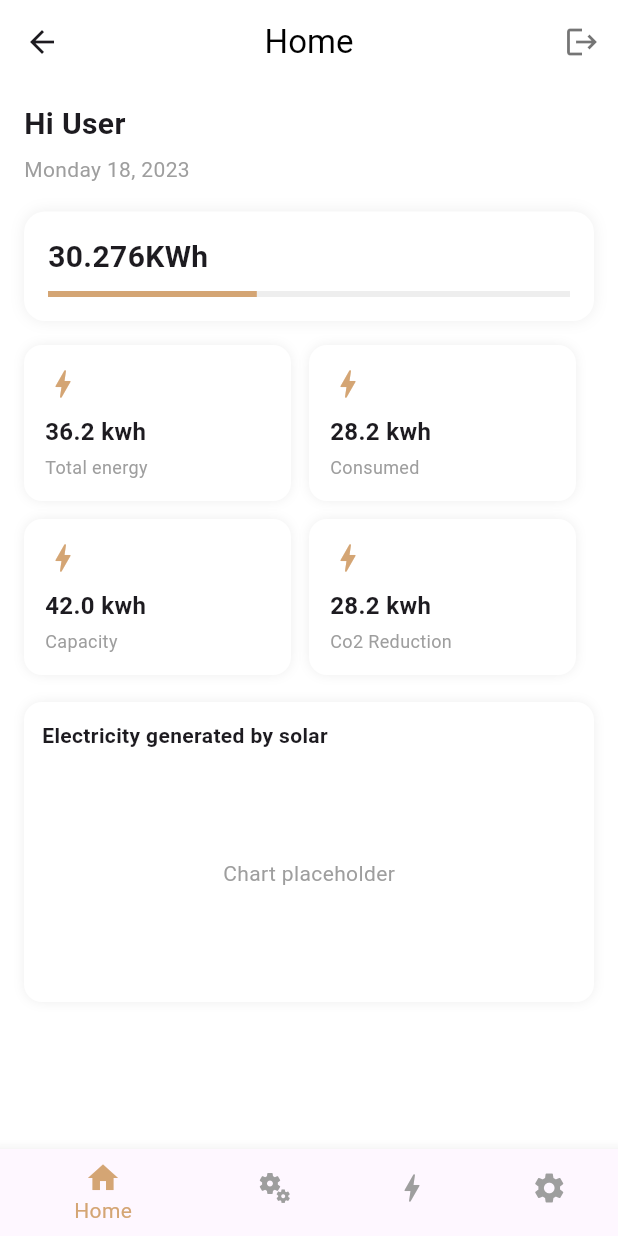
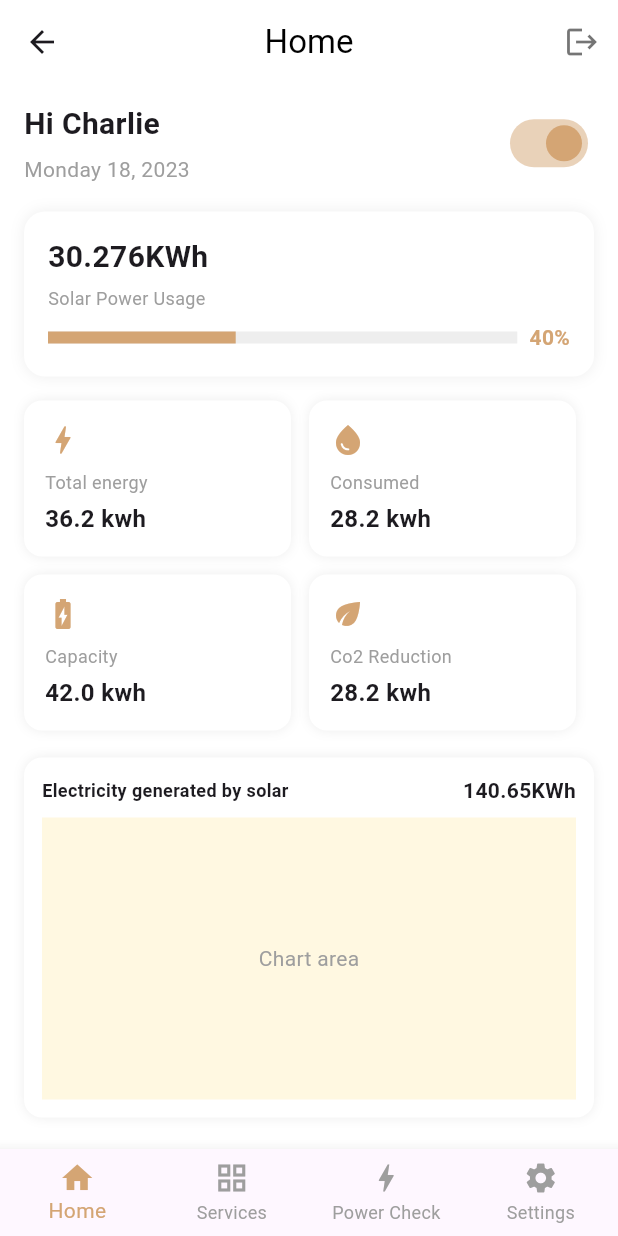
Before and after one commit to muzzdenz/solarease, a Flutter app: the HomeScreen screen opened by its route, on a phone screen of 412 x 824 dp. Run offline on Flutter 3.47's test engine with Material 3 defaults, Android fonts, the phone set to English and light mode, and no system bars; our stand-ins replace shared_preferences; accounts and stored records are empty.

Commit message:
ServicePlan

```diff
--- a/lib/config/routes.dart
+++ b/lib/config/routes.dart
@@ -4,6 +4,7 @@ import '../screens/auth/login_screen.dart';
 import '../screens/auth/signup_screen.dart';
 import '../screens/auth/forgot_password_screen.dart';
 import '../screens/home/home_screen.dart';
+import '../screens/service/service_plans_screen.dart';
 
 class AppRoutes {
   static const String splash = '/';
@@ -11,6 +12,7 @@ class AppRoutes {
   static const String signup = '/signup';
   static const String forgotPassword = '/forgot_password';
   static const String home = '/home';
+  static const String servicePlans = '/service_plans';
 
   static Map<String, WidgetBuilder> get routes {
     return {
@@ -19,6 +21,7 @@ class AppRoutes {
       signup: (context) => const SignupScreen(),
       forgotPassword: (context) => const ForgotPasswordScreen(),
       home: (context) => const HomeScreen(),
+      servicePlans: (context) => const ServicePlansScreen(),
     };
   }
 }
--- a/lib/screens/home/home_screen.dart
+++ b/lib/screens/home/home_screen.dart
@@ -12,6 +12,7 @@ class HomeScreen extends StatefulWidget {
 
 class _HomeScreenState extends State<HomeScreen> {
   String userPhone = '';
+  int _selectedIndex = 0;
 
   @override
   void initState() {
@@ -33,6 +34,16 @@ class _HomeScreenState extends State<HomeScreen> {
     Navigator.pushReplacementNamed(context, AppRoutes.login);
   }
 
+  void _onNavTap(int index) {
+    setState(() {
+      _selectedIndex = index;
+    });
+
+    if (index == 1) {
+      Navigator.pushNamed(context, AppRoutes.servicePlans);
+    }
+  }
+
   @override
   Widget build(BuildContext context) {
     return Scaffold(
@@ -52,12 +63,26 @@ class _HomeScreenState extends State<HomeScreen> {
         child: Column(
           crossAxisAlignment: CrossAxisAlignment.start,
           children: [
-            Text('Hi ${userPhone.isNotEmpty ? userPhone : 'User'}',
-                style: const TextStyle(fontSize: 20, fontWeight: FontWeight.bold)),
-            const SizedBox(height: 6),
-            const Text('Monday 18, 2023', style: TextStyle(color: Colors.grey)),
+            Row(
+              mainAxisAlignment: MainAxisAlignment.spaceBetween,
+              children: [
+                Column(
+                  crossAxisAlignment: CrossAxisAlignment.start,
+                  children: [
+                    Text('Hi ${userPhone.isNotEmpty ? userPhone : 'Charlie'}',
+                        style: const TextStyle(fontSize: 20, fontWeight: FontWeight.bold)),
+                    const SizedBox(height: 6),
+                    const Text('Monday 18, 2023', style: TextStyle(color: Colors.grey)),
+                  ],
+                ),
+                Switch(
+                  value: true,
+                  onChanged: (val) {},
+                  activeColor: AppTheme.primaryGold,
+                ),
+              ],
+            ),
             const SizedBox(height: 18),
-            // Top card
             Container(
               width: double.infinity,
               padding: const EdgeInsets.all(16),
@@ -70,17 +95,35 @@ class _HomeScreenState extends State<HomeScreen> {
                 crossAxisAlignment: CrossAxisAlignment.start,
                 children: [
                   const Text('30.276KWh', style: TextStyle(fontSize: 20, fontWeight: FontWeight.bold)),
+                  const SizedBox(height: 4),
+                  const Text('Solar Power Usage', style: TextStyle(color: Colors.grey, fontSize: 12)),
                   const SizedBox(height: 8),
-                  LinearProgressIndicator(value: 0.4, color: AppTheme.primaryGold, backgroundColor: Colors.grey.shade200),
+                  Row(
+                    children: [
+                      Expanded(
+                        child: LinearProgressIndicator(
+                          value: 0.4,
+                          color: AppTheme.primaryGold,
+                          backgroundColor: Colors.grey.shade200,
+                          minHeight: 8,
+                        ),
+                      ),
+                      const SizedBox(width: 8),
+                      const Text('40%', style: TextStyle(fontWeight: FontWeight.bold, color: AppTheme.primaryGold)),
+                    ],
+                  ),
                 ],
               ),
             ),
             const SizedBox(height: 16),
-            // Grid of small cards (4)
             Wrap(
               spacing: 12,
               runSpacing: 12,
               children: List.generate(4, (i) {
+                final labels = ['Total energy', 'Consumed', 'Capacity', 'Co2 Reduction'];
+                final values = ['36.2', '28.2', '42.0', '28.2'];
+                final icons = [Icons.bolt, Icons.water_drop, Icons.battery_charging_full, Icons.eco];
+
                 return SizedBox(
                   width: (MediaQuery.of(context).size.width - 56) / 2,
                   child: Container(
@@ -93,13 +136,12 @@ class _HomeScreenState extends State<HomeScreen> {
                     child: Column(
                       crossAxisAlignment: CrossAxisAlignment.start,
                       children: [
-                        Icon(Icons.bolt, color: AppTheme.primaryGold),
+                        Icon(icons[i], color: AppTheme.primaryGold),
                         const SizedBox(height: 8),
-                        Text(i == 0 ? '36.2 kwh' : i == 1 ? '28.2 kwh' : i == 2 ? '42.0 kwh' : '28.2 kwh',
+                        Text(labels[i], style: const TextStyle(color: Colors.grey, fontSize: 12)),
+                        const SizedBox(height: 4),
+                        Text('${values[i]} kwh',
                             style: const TextStyle(fontWeight: FontWeight.bold, fontSize: 16)),
-                        const SizedBox(height: 4),
-                        Text(i == 0 ? 'Total energy' : i == 1 ? 'Consumed' : i == 2 ? 'Capacity' : 'Co2 Reduction',
-                            style: const TextStyle(color: Colors.grey, fontSize: 12)),
                       ],
                     ),
                   ),
@@ -107,10 +149,9 @@ class _HomeScreenState extends State<HomeScreen> {
               }),
             ),
             const SizedBox(height: 18),
-            // Chart placeholder
             Container(
               width: double.infinity,
-              height: 200,
+              height: 240,
               padding: const EdgeInsets.all(12),
               decoration: BoxDecoration(
                 color: Colors.white,
@@ -119,12 +160,21 @@ class _HomeScreenState extends State<HomeScreen> {
               ),
               child: Column(
                 crossAxisAlignment: CrossAxisAlignment.start,
-                children: const [
-                  Text('Electricity generated by solar', style: TextStyle(fontWeight: FontWeight.bold)),
-                  SizedBox(height: 8),
+                children: [
+                  Row(
+                    mainAxisAlignment: MainAxisAlignment.spaceBetween,
+                    children: const [
+                      Text('Electricity generated by solar', style: TextStyle(fontWeight: FontWeight.bold, fontSize: 12)),
+                      Text('140.65KWh', style: TextStyle(fontWeight: FontWeight.bold, fontSize: 14)),
+                    ],
+                  ),
+                  const SizedBox(height: 8),
                   Expanded(
-                    child: Center(
-                      child: Text('Chart placeholder', style: TextStyle(color: Colors.grey)),
+                    child: Container(
+                      color: Colors.amber.shade50,
+                      child: const Center(
+                        child: Text('Chart area', style: TextStyle(color: Colors.grey)),
+                      ),
                     ),
                   )
                 ],
@@ -135,12 +185,14 @@ class _HomeScreenState extends State<HomeScreen> {
         ),
       ),
       bottomNavigationBar: BottomNavigationBar(
-        currentIndex: 0,
+        currentIndex: _selectedIndex,
         selectedItemColor: AppTheme.primaryGold,
         unselectedItemColor: Colors.grey,
+        onTap: _onNavTap,
+        type: BottomNavigationBarType.fixed,
         items: const [
           BottomNavigationBarItem(icon: Icon(Icons.home), label: 'Home'),
-          BottomNavigationBarItem(icon: Icon(Icons.miscellaneous_services), label: 'Services'),
+          BottomNavigationBarItem(icon: Icon(Icons.grid_view), label: 'Services'),
           BottomNavigationBarItem(icon: Icon(Icons.bolt), label: 'Power Check'),
           BottomNavigationBarItem(icon: Icon(Icons.settings), label: 'Settings'),
         ],
```
Also changed, not shown: lib/models/service_plan.dart (added, +60 -0 lines), lib/screens/service/service_plan_detail_screen.dart (added, +125 -0 lines), lib/screens/service/service_plans_screen.dart (added, +58 -0 lines), lib/widgets/service_plan_card.dart (added, +74 -0 lines).
